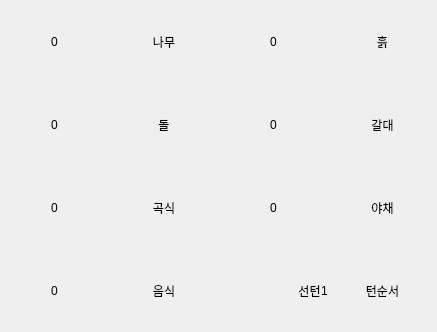
This is Agricola_Front/PersonalField/personal_resource.ui in kimmoney/Agricola as Qt 5 draws it before an edit. The edited form follows.
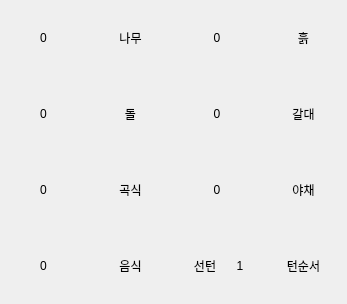
This is the edited form. The open tabs and pages were chosen to show the change.

What changed in the file:
```diff
--- a/Agricola_Front/PersonalField/personal_resource.ui
+++ b/Agricola_Front/PersonalField/personal_resource.ui
@@ -6,8 +6,8 @@
    <rect>
     <x>0</x>
     <y>0</y>
-    <width>437</width>
-    <height>332</height>
+    <width>347</width>
+    <height>304</height>
    </rect>
   </property>
   <property name="sizePolicy">
@@ -69,7 +69,7 @@
           <number>0</number>
          </property>
          <item row="3" column="2">
-          <layout class="QHBoxLayout" name="horizontalLayout_2">
+          <layout class="QHBoxLayout" name="horizontalLayout_2" stretch="0,1,1">
            <property name="spacing">
             <number>0</number>
            </property>
```
Left out of the diff: 30 changed lines with no effect on the pictures.
